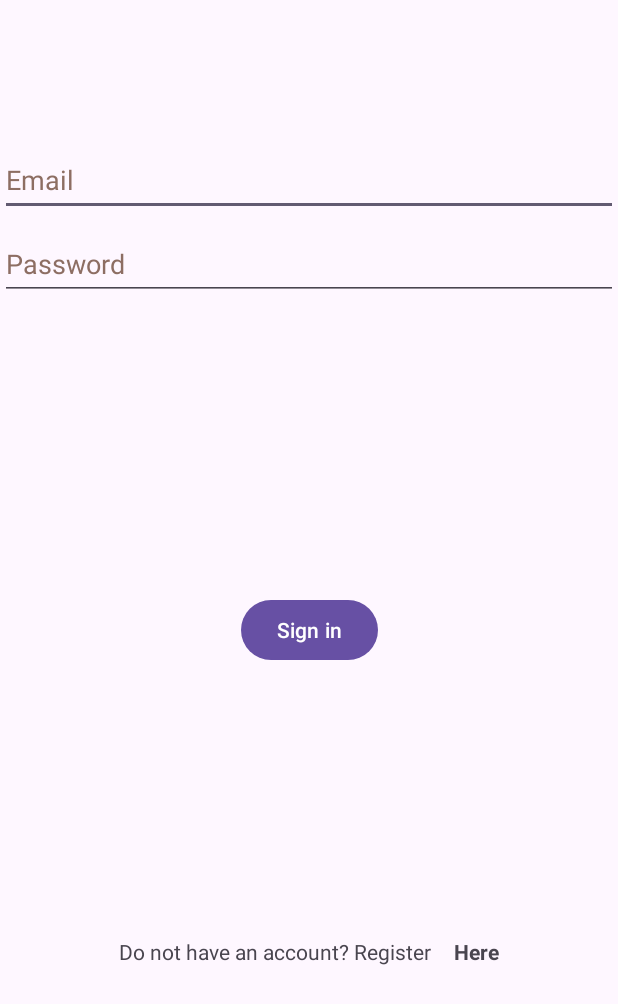
After one commit to Venom-0ff/FitChallenge, an Android app: the LoginActivity screen opened directly, with no data from a screen before it, on a phone screen of 412 x 824 dp. The commit adds this screen. Shown: the top 1004 px of the screen. Run offline under Robolectric (Android 15) with nearby library versions, the phone set to English and light mode, and no system bars; our stand-ins replace Firebase (no records; nobody signed in at launch, a user with empty details on screens opened directly).

Commit message:
Implemented Firebase email auth, added cloud firestore dependency to use for DB (use your own google-services.json).

```diff
--- a/app/build.gradle.kts
+++ b/app/build.gradle.kts
@@ -5,7 +5,7 @@ plugins {
 
 android {
     namespace = "com.workoutwizards.fitchallenge"
-    compileSdk = 33
+    compileSdk = 34
 
     defaultConfig {
         applicationId = "com.workoutwizards.fitchallenge"
@@ -39,7 +39,9 @@ android {
 }
 
 dependencies {
-
+    implementation(platform("com.google.firebase:firebase-bom:32.6.0"))
+    implementation("com.google.firebase:firebase-auth")
+    implementation("com.google.firebase:firebase-firestore")
     implementation("androidx.core:core-ktx:1.9.0")
     implementation("androidx.appcompat:appcompat:1.6.1")
     implementation("com.google.android.material:material:1.9.0")
--- /dev/null
+++ b/app/src/main/java/com/workoutwizards/fitchallenge/LoginActivity.kt
@@ -0,0 +1,76 @@
+package com.workoutwizards.fitchallenge
+
+import android.content.Intent
+import android.os.Bundle
+import android.text.TextUtils
+import android.util.Log
+import android.widget.Toast
+import androidx.appcompat.app.AppCompatActivity
+import com.google.firebase.Firebase
+import com.google.firebase.auth.FirebaseAuth
+import com.google.firebase.auth.auth
+import com.workoutwizards.fitchallenge.databinding.ActivityLoginBinding
+
+class LoginActivity : AppCompatActivity() {
+    private lateinit var binding: ActivityLoginBinding
+    private lateinit var auth: FirebaseAuth
+    override fun onCreate(savedInstanceState: Bundle?) {
+        super.onCreate(savedInstanceState)
+        binding = ActivityLoginBinding.inflate(layoutInflater)
+        setContentView(binding.root)
+
+        auth = Firebase.auth
+
+        val user = auth.currentUser
+        if (user != null) {
+            // User is signed in
+            startActivity(Intent(this, MainActivity::class.java))
+        } else {
+            // No user is signed in
+            binding.buttonLogin.setOnClickListener {
+                when {
+                    TextUtils.isEmpty(binding.username.text.toString().trim { it <= ' ' }) -> {
+                        Toast.makeText(this, "Please enter email", Toast.LENGTH_SHORT).show()
+                    }
+
+                    TextUtils.isEmpty(binding.password.text.toString().trim { it <= ' ' }) -> {
+                        Toast.makeText(this, "Please enter password", Toast.LENGTH_SHORT).show()
+                    }
+
+                    else -> {
+                        val email: String = binding.username.text.toString().trim { it <= ' ' }
+                        val password: String = binding.password.text.toString().trim { it <= ' ' }
+                        auth.signInWithEmailAndPassword(email, password)
+                            .addOnCompleteListener(this) { task ->
+                                if (task.isSuccessful) {
+                                    // Sign in success, update UI with the signed-in user's information
+                                    Log.d("TAG", "signInWithEmail:success")
+                                    val user = auth.currentUser?.email
+                                    val intent = Intent(this, MainActivity::class.java)
+                                    // gets rid of any login or register activities that are left open
+                                    intent.flags =
+                                        Intent.FLAG_ACTIVITY_NEW_TASK or Intent.FLAG_ACTIVITY_CLEAR_TASK
+                                    intent.putExtra("userid", auth.currentUser?.uid)
+                                    intent.putExtra("email", user)
+                                    startActivity(intent)
+                                    finish()
+
+                                } else {
+                                    // If sign in fails, display a message to the user.
+                                    Log.w("TAG", "signInWithEmail:failure", task.exception)
+                                    Toast.makeText(
+                                        baseContext,
+                                        "Authentication failed.",
+                                        Toast.LENGTH_SHORT,
+                                    ).show()
+                                }
+                            }
+                    }
+                }
+            }
+            binding.textViewHere.setOnClickListener {
+                startActivity(Intent(this, RegisterActivity::class.java))
+            }
+        }
+    }
+}
--- /dev/null
+++ b/app/src/main/res/layout/activity_login.xml
@@ -0,0 +1,80 @@
+<?xml version="1.0" encoding="utf-8"?>
+<androidx.constraintlayout.widget.ConstraintLayout xmlns:android="http://schemas.android.com/apk/res/android"
+    xmlns:app="http://schemas.android.com/apk/res-auto"
+    xmlns:tools="http://schemas.android.com/tools"
+    android:layout_width="match_parent"
+    android:layout_height="match_parent"
+    tools:context=".LoginActivity">
+
+    <EditText
+        android:id="@+id/username"
+        android:layout_width="0dp"
+        android:layout_height="wrap_content"
+        android:layout_marginTop="96dp"
+        android:autofillHints="@string/prompt_email"
+        android:hint="@string/prompt_email"
+        android:inputType="textEmailAddress"
+        android:minHeight="48dp"
+        android:selectAllOnFocus="true"
+        android:textColorHint="#8D6E63"
+        app:layout_constraintEnd_toEndOf="parent"
+        app:layout_constraintStart_toStartOf="parent"
+        app:layout_constraintTop_toTopOf="parent" />
+
+    <EditText
+        android:id="@+id/password"
+        android:layout_width="0dp"
+        android:layout_height="wrap_content"
+        android:layout_marginTop="8dp"
+        android:autofillHints="@string/prompt_password"
+        android:hint="@string/prompt_password"
+        android:imeActionLabel="@string/action_sign_in_short"
+        android:imeOptions="actionDone"
+        android:inputType="textPassword"
+        android:minHeight="48dp"
+        android:selectAllOnFocus="true"
+        android:textColorHint="#8D6E63"
+        app:layout_constraintEnd_toEndOf="parent"
+        app:layout_constraintStart_toStartOf="parent"
+        app:layout_constraintTop_toBottomOf="@+id/username" />
+
+    <Button
+        android:id="@+id/buttonLogin"
+        android:layout_width="wrap_content"
+        android:layout_height="wrap_content"
+        android:layout_gravity="start"
+        android:layout_marginTop="16dp"
+        android:elevation="10dp"
+        android:text="@string/action_sign_in_short"
+        app:layout_constraintBottom_toTopOf="@+id/textViewHere"
+        app:layout_constraintEnd_toEndOf="parent"
+        app:layout_constraintStart_toStartOf="parent"
+        app:layout_constraintTop_toBottomOf="@+id/password" />
+
+
+    <TextView
+        android:id="@+id/textViewRegister"
+        android:layout_width="wrap_content"
+        android:layout_height="wrap_content"
+        android:layout_marginStart="64dp"
+        android:text="@string/no_account"
+        app:layout_constraintBottom_toBottomOf="parent"
+        app:layout_constraintEnd_toStartOf="@+id/textViewHere"
+        app:layout_constraintHorizontal_bias="0.5"
+        app:layout_constraintStart_toStartOf="parent"
+        app:layout_constraintTop_toBottomOf="@+id/buttonLogin"
+        app:layout_constraintVertical_bias="0.5" />
+
+    <TextView
+        android:id="@+id/textViewHere"
+        android:layout_width="wrap_content"
+        android:layout_height="wrap_content"
+        android:layout_marginEnd="64dp"
+        android:text="@string/here"
+        android:textStyle="bold"
+        app:layout_constraintBottom_toBottomOf="parent"
+        app:layout_constraintEnd_toEndOf="parent"
+        app:layout_constraintHorizontal_bias="0.5"
+        app:layout_constraintStart_toEndOf="@+id/textViewRegister"
+        app:layout_constraintTop_toBottomOf="@+id/buttonLogin" />
+</androidx.constraintlayout.widget.ConstraintLayout>
--- a/app/src/main/res/values/strings.xml
+++ b/app/src/main/res/values/strings.xml
@@ -1,3 +1,17 @@
 <resources>
     <string name="app_name">FitChallenge</string>
+    <string name="prompt_email">Email</string>
+    <string name="prompt_password">Password</string>
+    <string name="action_sign_in">Sign in</string>
+    <string name="action_register">Register new user</string>
+    <string name="action_logout">Logout</string>
+    <string name="action_sign_in_short">Sign in</string>
+    <string name="back">Go Back</string>
+    <string name="welcome">Welcome!</string>
+    <string name="invalid_username">Not a valid username</string>
+    <string name="invalid_password">Password must be >5 characters</string>
+    <string name="login_failed">"Login failed"</string>
+    <string name="logged_out">You are now logged out</string>
+    <string name="no_account">Do not have an account? Register</string>
+    <string name="here">Here</string>
 </resources>
--- a/build.gradle.kts
+++ b/build.gradle.kts
@@ -2,4 +2,5 @@
 plugins {
     id("com.android.application") version "8.1.2" apply false
     id("org.jetbrains.kotlin.android") version "1.9.0" apply false
+    id("com.google.gms.google-services") version "4.4.0" apply false
 }
```
Also changed, not shown: app/src/main/AndroidManifest.xml (+7 -0 lines), app/src/main/java/com/workoutwizards/fitchallenge/MainActivity.kt (+13 -2 lines), app/src/main/java/com/workoutwizards/fitchallenge/RegisterActivity.kt (added, +68 -0 lines), app/src/main/res/layout/activity_register.xml (added, +54 -0 lines).
